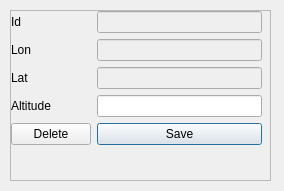
First picture: the form in FGPropagationTool/flightplanform.ui, repository QDeltaSoft/qradiopredict, before the edit.
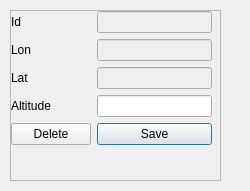
Second picture: the form after the edit.

```diff
--- a/FGPropagationTool/flightplanform.ui
+++ b/FGPropagationTool/flightplanform.ui
@@ -6,10 +6,16 @@
    <rect>
     <x>0</x>
     <y>0</y>
-    <width>284</width>
+    <width>250</width>
     <height>191</height>
    </rect>
   </property>
+  <property name="minimumSize">
+   <size>
+    <width>250</width>
+    <height>0</height>
+   </size>
+  </property>
   <property name="windowTitle">
    <string>Flightplan point</string>
   </property>
@@ -18,7 +24,7 @@
     <rect>
      <x>10</x>
      <y>10</y>
-     <width>261</width>
+     <width>211</width>
      <height>171</height>
     </rect>
    </property>
@@ -30,7 +36,7 @@
      <rect>
       <x>0</x>
       <y>0</y>
-      <width>259</width>
+      <width>209</width>
       <height>169</height>
      </rect>
     </property>
@@ -39,7 +45,7 @@
       <rect>
        <x>0</x>
        <y>0</y>
-       <width>251</width>
+       <width>201</width>
        <height>161</height>
       </rect>
      </property>
```
